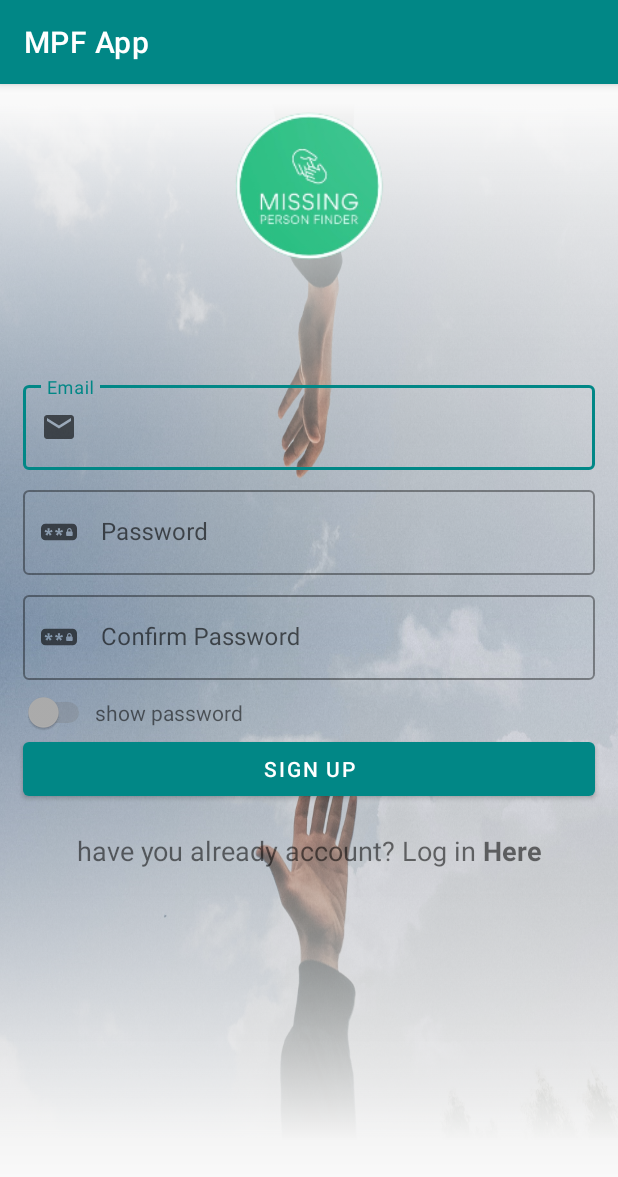
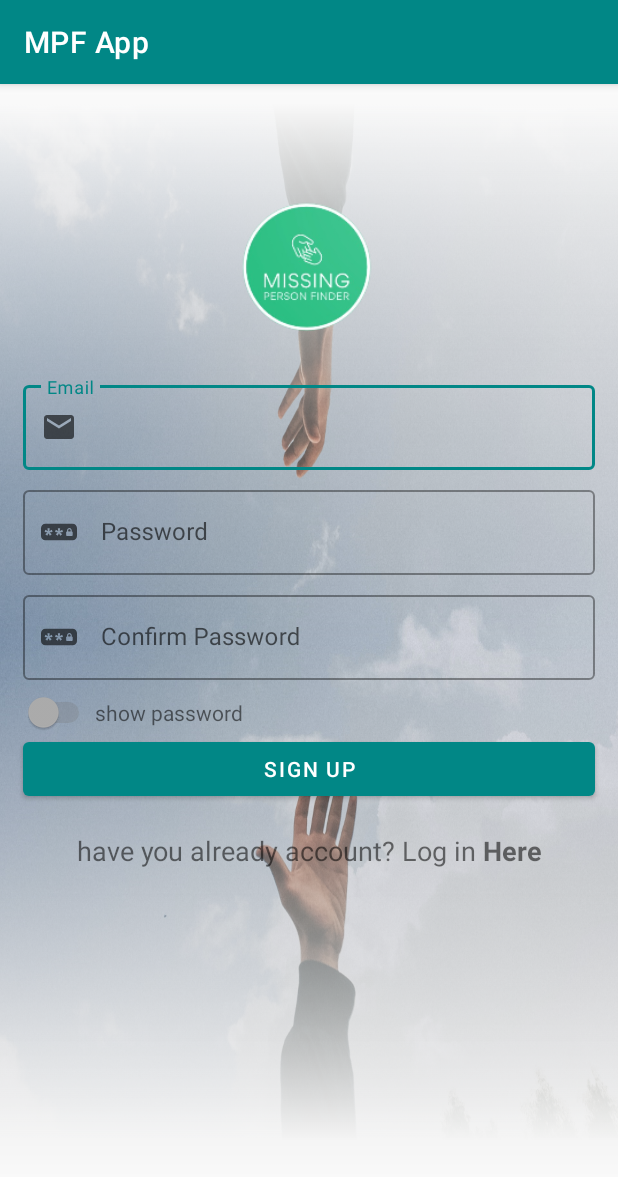
Before and after one commit to FardsyadCS270UITM/Missing-People, an Android app: the screen it shows after launch (SignUpActivity), on a phone screen of 412 x 824 dp. Shown: the top 1177 px of the screen. Run offline under Robolectric (Android 15) with nearby library versions, the phone set to English and light mode, and no system bars; our stand-ins replace Firebase (no records; nobody signed in at launch, a user with empty details on screens opened directly).

Commit message:
tukar logo app

```diff
--- a/app/src/main/AndroidManifest.xml
+++ b/app/src/main/AndroidManifest.xml
@@ -8,7 +8,7 @@
         android:allowBackup="true"
         android:icon="@mipmap/logo"
         android:label="@string/app_name"
-        android:roundIcon="@mipmap/logo"
+        android:roundIcon="@mipmap/ic_launcher_foreground"
         android:supportsRtl="true"
         android:theme="@style/Theme.MPFApp">
         <activity
--- a/app/src/main/res/layout/activity_sign_up.xml
+++ b/app/src/main/res/layout/activity_sign_up.xml
@@ -7,17 +7,19 @@
     android:layout_height="match_parent"
     tools:context=".SignUpActivity">
 
+
     <ImageView
         android:id="@+id/imageView3"
-        android:layout_width="162sp"
-        android:layout_height="162sp"
+        android:layout_width="144dp"
+        android:layout_height="144dp"
         android:padding="10sp"
         android:src="@mipmap/ic_launcher_foreground"
         app:layout_constraintBottom_toTopOf="@+id/textInputLayout3"
         app:layout_constraintEnd_toEndOf="@+id/textInputLayout3"
+        app:layout_constraintHorizontal_bias="0.495"
         app:layout_constraintStart_toStartOf="@+id/textInputLayout3"
-        app:layout_constraintTop_toTopOf="parent" />
-
+        app:layout_constraintTop_toTopOf="parent"
+        app:layout_constraintVertical_bias="1.0" />
 
     <com.google.android.material.textfield.TextInputLayout
         android:id="@+id/textInputLayout3"
```
